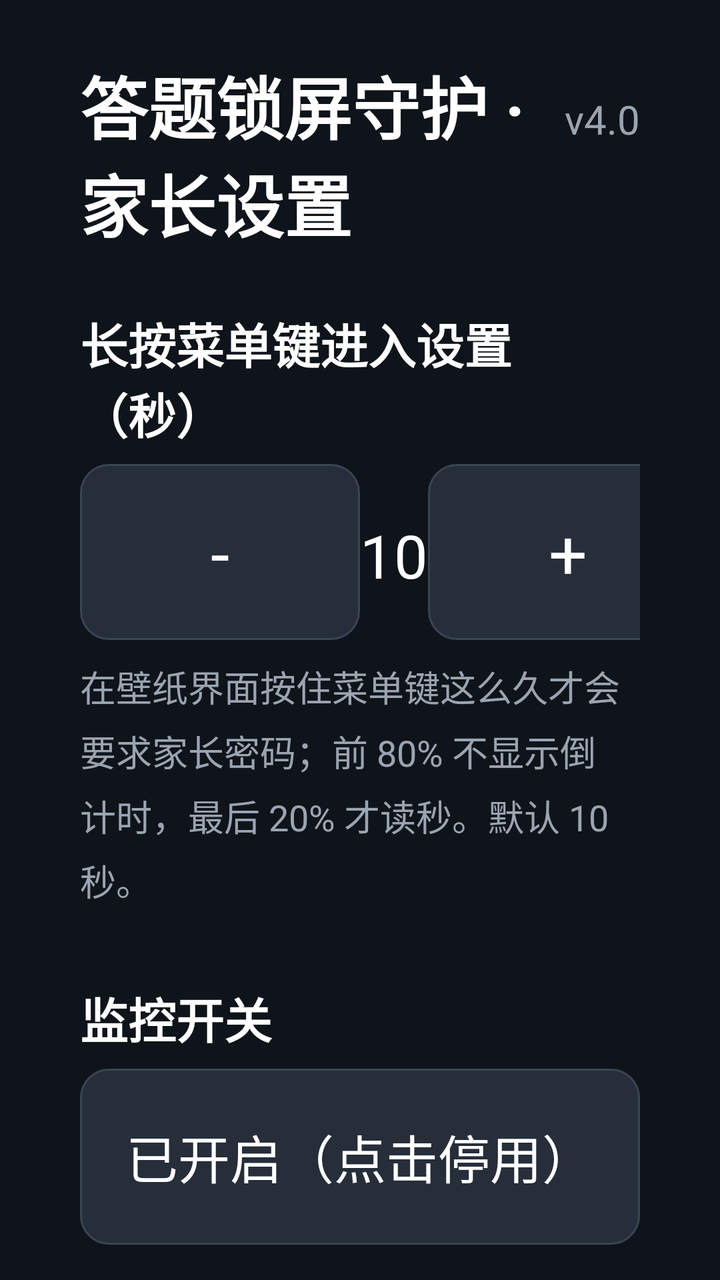
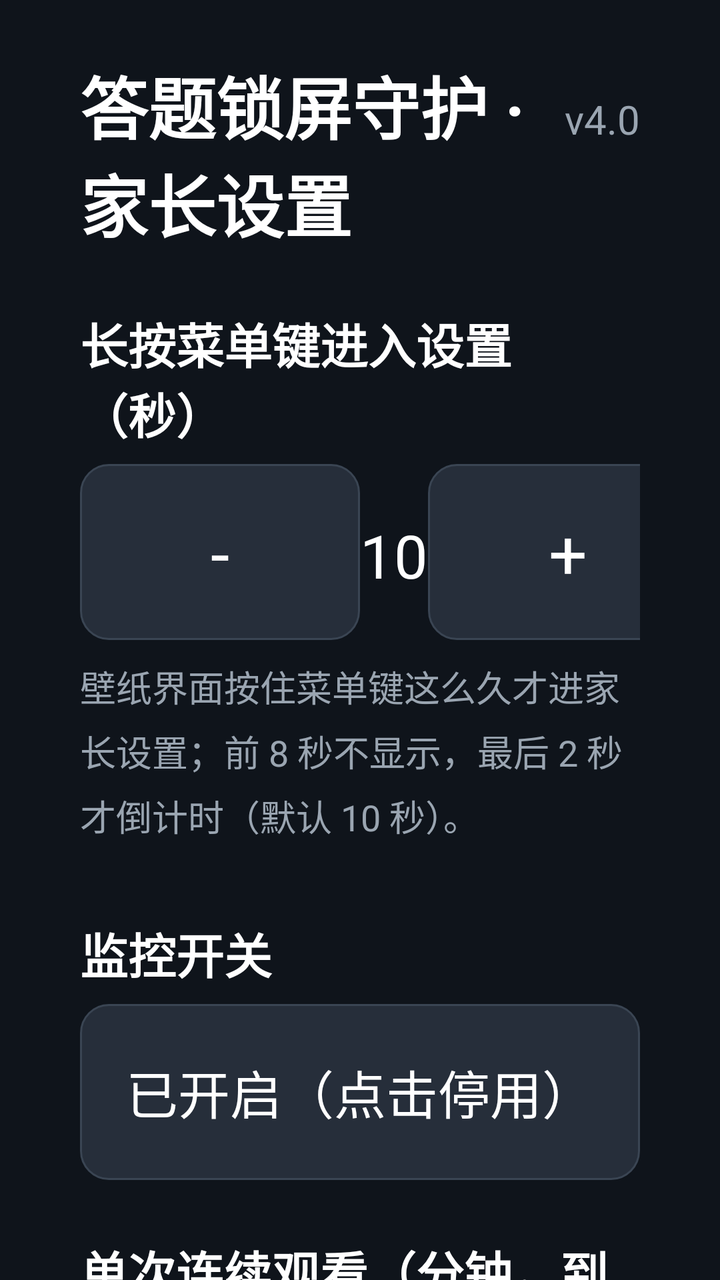

Two renders of the same Android screen: before a commit and after it. Below are the layout's source before the change and the commit's diff.
<!-- AndroidManifest.xml: application theme Theme.KidsLock -->
<!-- res/layout/activity_main.xml -->
<?xml version="1.0" encoding="utf-8"?>
<FrameLayout xmlns:android="http://schemas.android.com/apk/res/android"
    android:id="@+id/root"
    android:layout_width="match_parent"
    android:layout_height="match_parent"
    android:background="@color/bg_dark">

    <ScrollView
        android:id="@+id/scroll"
        android:layout_width="match_parent"
        android:layout_height="match_parent"
        android:fillViewport="true"
        android:scrollbars="none">

        <LinearLayout
            android:layout_width="match_parent"
            android:layout_height="wrap_content"
            android:orientation="vertical"
            android:paddingLeft="40dp"
            android:paddingRight="40dp"
            android:paddingTop="28dp"
            android:paddingBottom="40dp">

            
            <LinearLayout
                android:layout_width="match_parent"
                android:layout_height="wrap_content"
                android:baselineAligned="true"
                android:orientation="horizontal">

                <TextView
                    android:layout_width="0dp"
                    android:layout_height="wrap_content"
                    android:layout_weight="1"
                    android:includeFontPadding="false"
                    android:text="答题锁屏守护 · 家长设置"
                    android:textColor="@color/text_main"
                    android:textSize="34sp"
                    android:textStyle="bold" />

                <TextView
                    android:id="@+id/tvVersion"
                    android:layout_width="wrap_content"
                    android:layout_height="wrap_content"
                    android:layout_marginLeft="16dp"
                    android:includeFontPadding="false"
                    android:text="v4.0"
                    android:textColor="@color/text_dim"
                    android:textSize="20sp" />
            </LinearLayout>

            <TextView
                style="@style/Label"
                android:text="长按菜单键进入设置（秒）" />

            <LinearLayout style="@style/Stepper">

                <TextView
                    android:id="@+id/btnHoldMinus"
                    style="@style/StepBtn"
                    android:text="-" />

                <TextView
                    android:id="@+id/tvHoldSec"
                    style="@style/StepValue"
                    android:text="10" />

                <TextView
                    android:id="@+id/btnHoldPlus"
                    style="@style/StepBtn"
                    android:text="+" />
            </LinearLayout>

            <TextView
                style="@style/Hint"
                android:text="在壁纸界面按住菜单键这么久才会要求家长密码；前 80% 不显示倒计时，最后 20% 才读秒。默认 10 秒。" />

            <TextView style="@style/Label" android:text="监控开关" />

            <TextView
                android:id="@+id/btnEnable"
                style="@style/RowBtn"
                android:text="已开启（点击停用）" />

            <TextView style="@style/Label" android:text="单次连续观看（分钟，到点答题解锁）" />

            <LinearLayout style="@style/Stepper">

                <TextView
                    android:id="@+id/btnSingleMinus"
                    style="@style/StepBtn"
                    android:text="-" />

                <TextView
                    android:id="@+id/tvSingle"
                    style="@style/StepValue"
                    android:text="20" />

                <TextView
                    android:id="@+id/btnSinglePlus"
                    style="@style/StepBtn"
                    android:text="+" />
            </LinearLayout>

            <TextView
                style="@style/Hint"
                android:text="看满这个时长就弹锁屏；答对后重新计时。范围 5~120 分钟。" />

            <TextView style="@style/Label" android:text="每日累计上限（分钟，0=不限）" />

            <LinearLayout style="@style/Stepper">

                <TextView
                    android:id="@+id/btnDailyMinus"
                    style="@style/StepBtn"
                    android:text="-" />

                <TextView
                    android:id="@+id/tvDaily"
                    style="@style/StepValue"
                    android:text="0" />

                <TextView
                    android:id="@+id/btnDailyPlus"
                    style="@style/StepBtn"
                    android:text="+" />
            </LinearLayout>

            <TextView style="@style/Label" android:text="长关机重置阈值（分钟，0=不限）" />

            <LinearLayout style="@style/Stepper">

                <TextView
                    android:id="@+id/btnAwayMinus"
                    style="@style/StepBtn"
                    android:text="-" />

                <TextView
                    android:id="@+id/tvAway"
                    style="@style/StepValue"
                    android:text="30 分钟" />

                <TextView
                    android:id="@+id/btnAwayPlus"
                    style="@style/StepBtn"
                    android:text="+" />
            </LinearLayout>

            <TextView
                style="@style/Hint"
                android:text="关机/待机不超过这个时长：计时接着走、锁屏状态保留；超过：本次计时清零并解锁，但今日已看时长保留（防止靠关机刷每日额度）；跨夜（过零点）才清空当日额度。0=不限，只有跨夜清零。" />

            <TextView style="@style/Label" android:text="连续答对题数（答对才解锁）" />

            <LinearLayout style="@style/Stepper">

                <TextView
                    android:id="@+id/btnCorrMinus"
                    style="@style/StepBtn"
                    android:text="-" />

                <TextView
                    android:id="@+id/tvCorrect"
                    style="@style/StepValue"
                    android:text="3" />

                <TextView
                    android:id="@+id/btnCorrPlus"
                    style="@style/StepBtn"
                    android:text="+" />
            </LinearLayout>

            <TextView style="@style/Label" android:text="孩子年级" />

            <LinearLayout style="@style/Stepper">

                <TextView
                    android:id="@+id/btnLevelMinus"
                    style="@style/StepBtn"
                    android:text="-" />

                <TextView
                    android:id="@+id/tvLevel"
                    style="@style/StepValue"
                    android:text="二年级" />

                <TextView
                    android:id="@+id/btnLevelPlus"
                    style="@style/StepBtn"
                    android:text="+" />
            </LinearLayout>

            <TextView
                style="@style/Hint"
                android:text="1~9 年级；口算按年级自动出题，各学科只出该年级及以下的题，不会超纲。" />

            <TextView style="@style/Label" android:text="教材版本（语文/数学/英语按版本出题）" />

            <LinearLayout
                android:id="@+id/editionRow"
                android:layout_width="match_parent"
                android:layout_height="wrap_content"
                android:baselineAligned="false"
                android:orientation="horizontal" />

            <TextView style="@style/Label" android:text="启用题型（可多选）" />

            <LinearLayout
                android:id="@+id/typeGrid"
                android:layout_width="match_parent"
                android:layout_height="wrap_content"
                android:orientation="vertical" />

            <TextView style="@style/Label" android:text="题库" />

            <TextView
                android:id="@+id/tvQuizStatus"
                style="@style/Hint"
                android:text="未加载" />

            <TextView
                android:id="@+id/btnExportQuiz"
                style="@style/RowBtn"
                android:text="导出内置题库（查看/照着改）" />

            <TextView
                android:id="@+id/btnReloadQuiz"
                style="@style/RowBtn"
                android:layout_marginTop="10dp"
                android:text="重新加载题库" />

            <TextView
                android:id="@+id/btnClearLocal"
                style="@style/RowBtn"
                android:layout_marginTop="10dp"
                android:text="删除本地题库文件（只删本地，不动内置）" />

            <TextView style="@style/Label" android:text="局域网 SMB 题库同步（打开应用时自动更新）" />

            <TextView
                android:id="@+id/tvSmbStatus"
                style="@style/Hint"
                android:text="SMB 同步未开启" />

            <TextView
                android:id="@+id/btnSmbSetup"
                style="@style/RowBtn"
                android:text="SMB 同步设置" />

            <TextView
                android:id="@+id/btnSmbSyncNow"
                style="@style/RowBtn"
                android:layout_marginTop="10dp"
                android:text="立即更新 SMB 题库" />

            <TextView style="@style/Label" android:text="家长密码" />

            <TextView
                android:id="@+id/btnChangePin"
                style="@style/RowBtn"
                android:text="修改家长密码（默认 1234）" />

            <TextView style="@style/Label" android:text="防绕过 / 锁屏方式" />

            <TextView
                android:id="@+id/btnBootLock"
                style="@style/RowBtn"
                android:text="开机先答题：开" />

            <TextView
                android:id="@+id/btnOverlay"
                style="@style/RowBtn"
                android:layout_marginTop="10dp"
                android:text="锁屏方式：检查中…" />

            <TextView
                android:id="@+id/tvHomeStatus"
                style="@style/Hint"
                android:text="系统桌面：未做任何修改" />

            <TextView
                android:id="@+id/btnAcc"
                style="@style/RowBtn"
                android:text="开启无障碍保活（推荐）" />

            <TextView
                android:id="@+id/tvAccStatus"
                style="@style/Hint"
                android:text="正在检测无障碍保活状态…" />

            <TextView
                android:id="@+id/btnSysSettings"
                style="@style/RowBtn"
                android:layout_marginTop="10dp"
                android:text="打开系统设置：自启动 / 权限" />

            <TextView
                android:id="@+id/btnHomeSetup"
                style="@style/RowBtn"
                android:layout_marginTop="10dp"
                android:text="还原并卸载（恢复小米桌面）" />

            <TextView style="@style/Label" android:text="帮助与诊断" />

            <TextView
                android:id="@+id/tvHelp"
                style="@style/Hint"
                android:text="正在读取状态…" />

            <TextView
                android:id="@+id/btnFixAcc"
                style="@style/RowBtn"
                android:text="去修复主页键拦截" />

            <TextView
                android:id="@+id/btnTestLock"
                style="@style/RowBtn"
                android:layout_marginTop="26dp"
                android:background="@drawable/bg_primary"
                android:text="立即锁定测试" />
        </LinearLayout>
    </ScrollView>

    <FrameLayout
        android:id="@+id/gateLayer"
        android:layout_width="match_parent"
        android:layout_height="match_parent"
        android:visibility="gone" />
</FrameLayout>
<!-- resources referenced by this layout -->
<resources>
  <color name="bg_dark">#0F141B</color>
  <color name="text_dim">#9AA5B1</color>
  <color name="text_main">#FFFFFF</color>
  <!-- drawable bg_primary (drawable) -->
  <?xml version="1.0" encoding="utf-8"?>
  <selector xmlns:android="http://schemas.android.com/apk/res/android">
      <item android:state_focused="true"><shape android:shape="rectangle"><solid android:color="@color/accent" /><stroke android:width="3dp" android:color="#FFFFFF" /><corners android:radius="14dp" /></shape></item>
      <item android:state_pressed="true"><shape android:shape="rectangle"><solid android:color="@color/accent_deep" /><corners android:radius="14dp" /></shape></item>
      <item><shape android:shape="rectangle"><solid android:color="@color/accent" /><corners android:radius="14dp" /></shape></item>
  </selector>
  <style name="Hint">
          <item name="android:layout_width">match_parent</item>
          <item name="android:layout_height">wrap_content</item>
          <item name="android:layout_marginTop">10dp</item>
          <item name="android:layout_marginBottom">10dp</item>
          <item name="android:textColor">@color/text_dim</item>
          <item name="android:textSize">18sp</item>
          <item name="android:lineSpacingExtra">6dp</item>
          <item name="android:includeFontPadding">false</item>
      </style>
  <style name="Label">
          <item name="android:layout_width">match_parent</item>
          <item name="android:layout_height">wrap_content</item>
          <item name="android:layout_marginTop">28dp</item>
          <item name="android:layout_marginBottom">8dp</item>
          <item name="android:textColor">@color/text_main</item>
          <item name="android:textSize">24sp</item>
          <item name="android:textStyle">bold</item>
      </style>
  <style name="RowBtn">
          <item name="android:textAllCaps">false</item>
          <item name="android:layout_width">match_parent</item>
          <item name="android:layout_height">88dp</item>
          <item name="android:background">@drawable/bg_option</item>
          <item name="android:gravity">center</item>
          <item name="android:paddingLeft">12dp</item>
          <item name="android:paddingRight">12dp</item>
          <item name="android:textColor">@color/text_main</item>
          <item name="android:textSize">26sp</item>
      </style>
  <style name="StepBtn">
          <item name="android:textAllCaps">false</item>
          <item name="android:layout_width">140dp</item>
          <item name="android:layout_height">88dp</item>
          <item name="android:background">@drawable/bg_option</item>
          <item name="android:gravity">center</item>
          <item name="android:textColor">@color/text_main</item>
          <item name="android:textSize">34sp</item>
      </style>
  <style name="StepValue">
          <item name="android:layout_width">0dp</item>
          <item name="android:layout_height">88dp</item>
          <item name="android:layout_weight">1</item>
          <item name="android:gravity">center</item>
          <item name="android:textColor">@color/text_main</item>
          <item name="android:textSize">30sp</item>
      </style>
  <style name="Stepper">
          <item name="android:layout_width">match_parent</item>
          <item name="android:layout_height">wrap_content</item>
          <item name="android:orientation">horizontal</item>
      </style>
  <style name="Theme.KidsLock" parent="android:Theme.Holo.NoActionBar">
          <item name="android:windowBackground">@color/bg_dark</item>
          <item name="android:windowNoTitle">true</item>
          <item name="android:windowActionBar">false</item>
          <item name="android:windowContentOverlay">@null</item>
          <item name="android:colorBackground">@color/bg_dark</item>
          <item name="android:fontFamily">sans-serif</item>
      </style>
  <color name="accent">#1E5AF0</color>
  <color name="accent_deep">#1746C4</color>
  <color name="option_bg">#262E3A</color>
  <!-- unchanged entries left out for length: 1 -->
</resources>

<!-- the commit's change to res/layout/activity_main.xml (unified diff, before → after) -->
@@ -73,7 +73,7 @@
 
             <TextView
                 style="@style/Hint"
-                android:text="在壁纸界面按住菜单键这么久才会要求家长密码；前 80% 不显示倒计时，最后 20% 才读秒。默认 10 秒。" />
+                android:text="壁纸界面按住菜单键这么久才进家长设置；前 8 秒不显示，最后 2 秒才倒计时（默认 10 秒）。" />
 
             <TextView style="@style/Label" android:text="监控开关" />
 
@@ -148,7 +148,7 @@
 
             <TextView
                 style="@style/Hint"
-                android:text="关机/待机不超过这个时长：计时接着走、锁屏状态保留；超过：本次计时清零并解锁，但今日已看时长保留（防止靠关机刷每日额度）；跨夜（过零点）才清空当日额度。0=不限，只有跨夜清零。" />
+                android:text="关机不超过这个时长：计时接着走、锁屏保留；超过：本次计时清零（今日已看不减）；过零点：全部清零。0=不限。" />
 
             <TextView style="@style/Label" android:text="连续答对题数（答对才解锁）" />
 
@@ -192,7 +192,7 @@
 
             <TextView
                 style="@style/Hint"
-                android:text="1~9 年级；口算按年级自动出题，各学科只出该年级及以下的题，不会超纲。" />
+                android:text="1~9 年级；只出该年级及以下的题，不超纲。" />
 
             <TextView style="@style/Label" android:text="教材版本（语文/数学/英语按版本出题）" />
 
@@ -219,9 +219,13 @@
                 android:text="未加载" />
 
             <TextView
+                style="@style/Hint"
+                android:text="想加自己的题：把 txt 文件拷到电视的 Download/txhlock 文件夹（U 盘或 SMB 都行），再点「重新加载题库」。一行一题：题目|答案|错误1;错误2;错误3" />
+
+            <TextView
                 android:id="@+id/btnExportQuiz"
                 style="@style/RowBtn"
-                android:text="导出内置题库（查看/照着改）" />
+                android:text="导出内置题库（照着改）" />
 
             <TextView
                 android:id="@+id/btnReloadQuiz"
